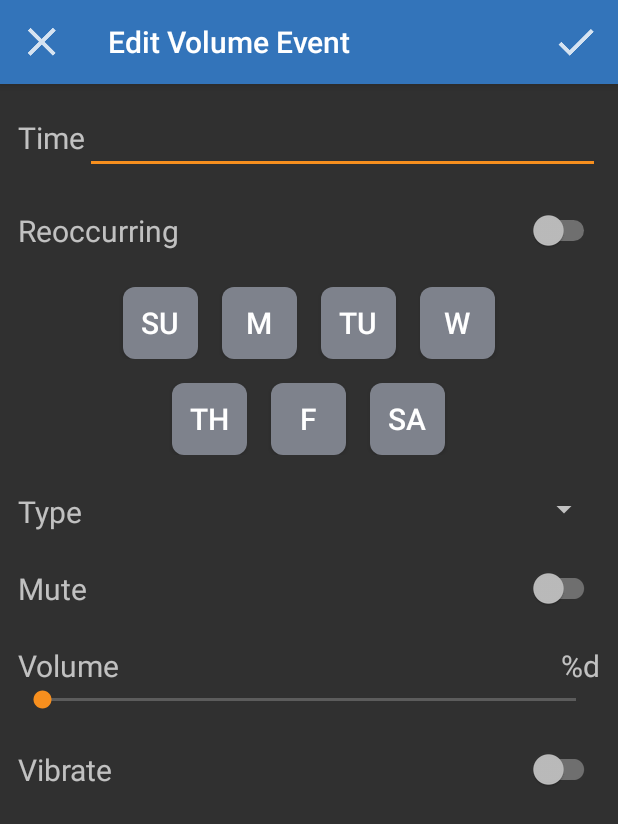
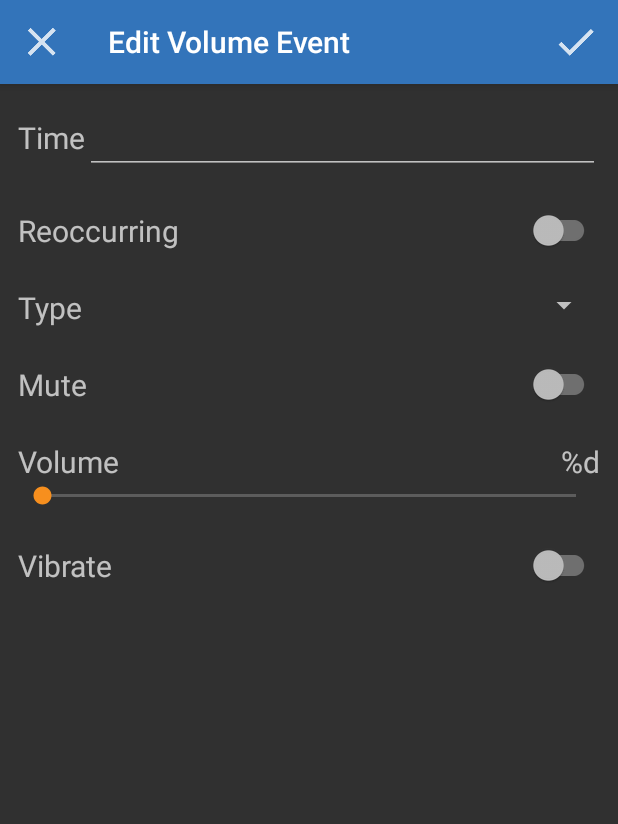
Before and after one commit to cmpickle/Volumize, an Android app: the EditScheduleFragment screen opened directly, with no data from a screen before it, on a phone screen of 412 x 824 dp. Shown: the top 824 px of the screen. Run offline under Robolectric (Android 15) with nearby library versions, the phone set to English and light mode, and no system bars; our stand-ins replace ButterKnife, Dagger/Hilt's generated code; libraries missing offline, so code that uses them is left out: com.crashlytics.android, com.facebook.stetho, io.fabric.sdk; 5 statements that could not run were skipped.

Commit message:
edit schedule dynamic anatomy changes

```diff
--- a/app/src/main/java/com/cmpickle/volumize/view/alerts/AlertType.java
+++ b/app/src/main/java/com/cmpickle/volumize/view/alerts/AlertType.java
@@ -7,5 +7,6 @@ package com.cmpickle.volumize.view.alerts;
 
 public enum AlertType {
     CONFIRM_DELETE,
-    CONFIRM_DISCARD
+    CONFIRM_DISCARD,
+    TIME_PICKER
 }
--- a/app/src/main/java/com/cmpickle/volumize/view/schedule/edit/EditScheduleFragment.java
+++ b/app/src/main/java/com/cmpickle/volumize/view/schedule/edit/EditScheduleFragment.java
@@ -2,20 +2,31 @@ package com.cmpickle.volumize.view.schedule.edit;
 
 import android.os.Bundle;
 import android.support.annotation.Nullable;
-import android.util.Log;
+import android.support.annotation.StringRes;
+import android.support.v7.widget.SwitchCompat;
 import android.view.LayoutInflater;
 import android.view.Menu;
 import android.view.MenuInflater;
-import android.view.MenuItem;
 import android.view.View;
 import android.view.ViewGroup;
+import android.widget.EditText;
+import android.widget.LinearLayout;
+import android.widget.RelativeLayout;
+import android.widget.SeekBar;
+import android.widget.Spinner;
+import android.widget.ToggleButton;
 
 import com.cmpickle.volumize.Inject.Injector;
 import com.cmpickle.volumize.R;
 import com.cmpickle.volumize.view.BasePresenter;
+import com.cmpickle.volumize.view.alerts.AlertDialogParams;
+import com.cmpickle.volumize.view.alerts.AlertType;
 import com.cmpickle.volumize.view.edit.EditFragment;
 
 import javax.inject.Inject;
+
+import butterknife.BindView;
+import icepick.State;
 
 /**
  * @author Cameron Pickle
@@ -26,6 +37,48 @@ public class EditScheduleFragment extends EditFragment implements EditScheduleVi
 
     @Inject
     EditSchedulePresenter editSchedulePresenter;
+
+    @BindView(R.id.edit_schedule_time_picker)
+    EditText timePicker;
+
+    @BindView(R.id.switch_reoccurring)
+    SwitchCompat switchReoccurring;
+
+    @BindView(R.id.days_of_week_top)
+    LinearLayout daysOfWeekTop;
+    @BindView(R.id.days_of_week_bottom)
+    LinearLayout daysOfWeekBottom;
+
+    @BindView(R.id.toggle_monday)
+    ToggleButton mondayToggle;
+    @BindView(R.id.toggle_tuesday)
+    ToggleButton tuesdayToggle;
+    @BindView(R.id.toggle_wednesday)
+    ToggleButton wednesdayToggle;
+    @BindView(R.id.toggle_thursday)
+    ToggleButton thursdayToggle;
+    @BindView(R.id.toggle_friday)
+    ToggleButton fridayToggle;
+    @BindView(R.id.toggle_saturday)
+    ToggleButton saturdayToggle;
+
+    @BindView(R.id.spinner_type)
+    Spinner spinnerType;
+
+    @BindView(R.id.switch_mute)
+    SwitchCompat switchMute;
+
+    @BindView(R.id.edit_schedule_volume_layout)
+    RelativeLayout volumeLayout;
+
+    @BindView(R.id.seek_bar_edit_schedule_volume)
+    SeekBar seekBarVolume;
+
+    @BindView(R.id.switch_vibrate)
+    SwitchCompat switchVibrate;
+
+    @State
+    boolean reoccurringViewInvisible = false;
 
     public EditScheduleFragment() {
         Injector.get().inject(this);
@@ -47,6 +100,11 @@ public class EditScheduleFragment extends EditFragment implements EditScheduleVi
     public void onViewCreated(View view, @Nullable Bundle savedInstanceState) {
         super.onViewCreated(view, savedInstanceState);
 
+        timePicker.setOnClickListener(v -> openTimePicker());
+        switchReoccurring.setOnClickListener(v -> editSchedulePresenter.onReoccurringSwitched());
+        switchReoccurring.setChecked(reoccurringViewInvisible);
+        editSchedulePresenter.onReoccurringSwitched();
+        switchMute.setOnClickListener(v -> editSchedulePresenter.onMuteSwitched());
         editSchedulePresenter.onViewCreated();
     }
 
@@ -66,4 +124,41 @@ public class EditScheduleFragment extends EditFragment implements EditScheduleVi
     protected BasePresenter getPresenter() {
         return editSchedulePresenter;
     }
+
+    @StringRes
+    public int getTimePickerTitleId() {
+        return R.string.time_picker;
+    }
+
+    public void openTimePicker() {
+        AlertDialogParams params = new AlertDialogParams(null, getTimePickerTitleId());
+        params.setRightButtonTextResourceId(android.R.string.ok);
+        params.setLeftButtonTextResourceId(R.string.common_cancel);
+        params.setType(AlertType.TIME_PICKER);
+        showAlert(params);
+    }
+
+    @Override
+    public void updateReoccurringView() {
+        if(switchReoccurring.isChecked()) {
+            daysOfWeekTop.setVisibility(View.VISIBLE);
+            daysOfWeekTop.invalidate();
+            daysOfWeekBottom.setVisibility(View.VISIBLE);
+            daysOfWeekBottom.invalidate();
+            reoccurringViewInvisible = false;
+        } else {
+            daysOfWeekTop.setVisibility(View.GONE);
+            daysOfWeekBottom.setVisibility(View.GONE);
+            reoccurringViewInvisible = true;
+        }
+    }
+
+    @Override
+    public void updateMuteView() {
+        if(switchMute.isChecked()) {
+            volumeLayout.setVisibility(View.GONE);
+        } else {
+            volumeLayout.setVisibility(View.VISIBLE);
+        }
+    }
 }
--- a/app/src/main/java/com/cmpickle/volumize/view/schedule/edit/EditSchedulePresenter.java
+++ b/app/src/main/java/com/cmpickle/volumize/view/schedule/edit/EditSchedulePresenter.java
@@ -31,4 +31,12 @@ public class EditSchedulePresenter extends EditPresenter {
     public void onViewCreated() {
         onEnteredData();
     }
+
+    public void onReoccurringSwitched() {
+        editScheduleView.updateReoccurringView();
+    }
+
+    public void onMuteSwitched() {
+        editScheduleView.updateMuteView();
+    }
 }
--- a/app/src/main/java/com/cmpickle/volumize/view/schedule/edit/EditScheduleView.java
+++ b/app/src/main/java/com/cmpickle/volumize/view/schedule/edit/EditScheduleView.java
@@ -8,4 +8,8 @@ import com.cmpickle.volumize.view.edit.EditView;
  */
 
 public interface EditScheduleView extends EditView {
+
+    void updateReoccurringView();
+
+    void updateMuteView();
 }
--- a/app/src/main/res/layout/fragment_edit_schedule.xml
+++ b/app/src/main/res/layout/fragment_edit_schedule.xml
@@ -21,10 +21,13 @@
                 android:text="@string/time" />
 
             <EditText
+                android:id="@+id/edit_schedule_time_picker"
                 android:layout_width="0dp"
                 android:layout_height="wrap_content"
                 android:layout_weight="1"
-                android:textAlignment="textStart" />
+                android:textAlignment="textStart"
+                android:focusable="false"
+                android:focusableInTouchMode="false"/>
         </LinearLayout>
 
         <RelativeLayout
@@ -38,20 +41,22 @@
                 android:layout_height="wrap_content"
                 android:text="@string/reoccurring" />
 
-            <Switch
-                android:id="@+id/toggle_reoccurring"
+            <android.support.v7.widget.SwitchCompat
+                android:id="@+id/switch_reoccurring"
                 android:layout_width="wrap_content"
                 android:layout_height="wrap_content"
                 android:layout_alignParentEnd="true" />
         </RelativeLayout>
 
         <LinearLayout
+            android:id="@+id/days_of_week_top"
             android:layout_width="match_parent"
             android:layout_height="wrap_content"
             android:gravity="center_horizontal"
             android:orientation="horizontal"
             android:paddingBottom="8dp"
-            android:paddingTop="@dimen/element_padding">
+            android:paddingTop="@dimen/element_padding"
+            android:visibility="gone">
 
             <ToggleButton
                 android:id="@+id/toggle_sunday"
@@ -96,12 +101,14 @@
         </LinearLayout>
 
         <LinearLayout
+            android:id="@+id/days_of_week_bottom"
             android:layout_width="match_parent"
             android:layout_height="wrap_content"
             android:gravity="center_horizontal"
             android:orientation="horizontal"
             android:paddingBottom="@dimen/element_padding"
-            android:paddingTop="8dp">
+            android:paddingTop="8dp"
+            android:visibility="gone">
 
             <ToggleButton
                 android:id="@+id/toggle_thursday"
@@ -148,6 +155,7 @@
                 android:text="@string/type" />
 
             <Spinner
+                android:id="@+id/spinner_type"
                 android:layout_width="0dp"
                 android:layout_height="wrap_content"
                 android:layout_weight="1">
@@ -175,6 +183,7 @@
         </RelativeLayout>
 
         <RelativeLayout
+            android:id="@+id/edit_schedule_volume_layout"
             android:layout_width="match_parent"
             android:layout_height="wrap_content"
             android:padding="@dimen/element_padding">
@@ -193,6 +202,7 @@
                 android:text="@string/volume_placeholder" />
 
             <android.support.v7.widget.AppCompatSeekBar
+                android:id="@+id/seek_bar_edit_schedule_volume"
                 android:layout_width="match_parent"
                 android:layout_height="wrap_content"
                 android:layout_below="@id/tv_volume" />
--- a/app/src/main/res/values/strings.xml
+++ b/app/src/main/res/values/strings.xml
@@ -33,6 +33,9 @@
     <string name="edit_schedule_confirm_cancel_subtitle">Discard Changes</string>
     <string name="confirm_cancel_subtitle">Discard Changes?</string>
 
+    <!-- Schedule -->
+    <string name="time_picker">Choose event time</string>
+
     <!-- Settings Page -->
     <string name="todays_first">Today\'s First</string>
     <string name="weekly_time">Weekly Time</string>
```
